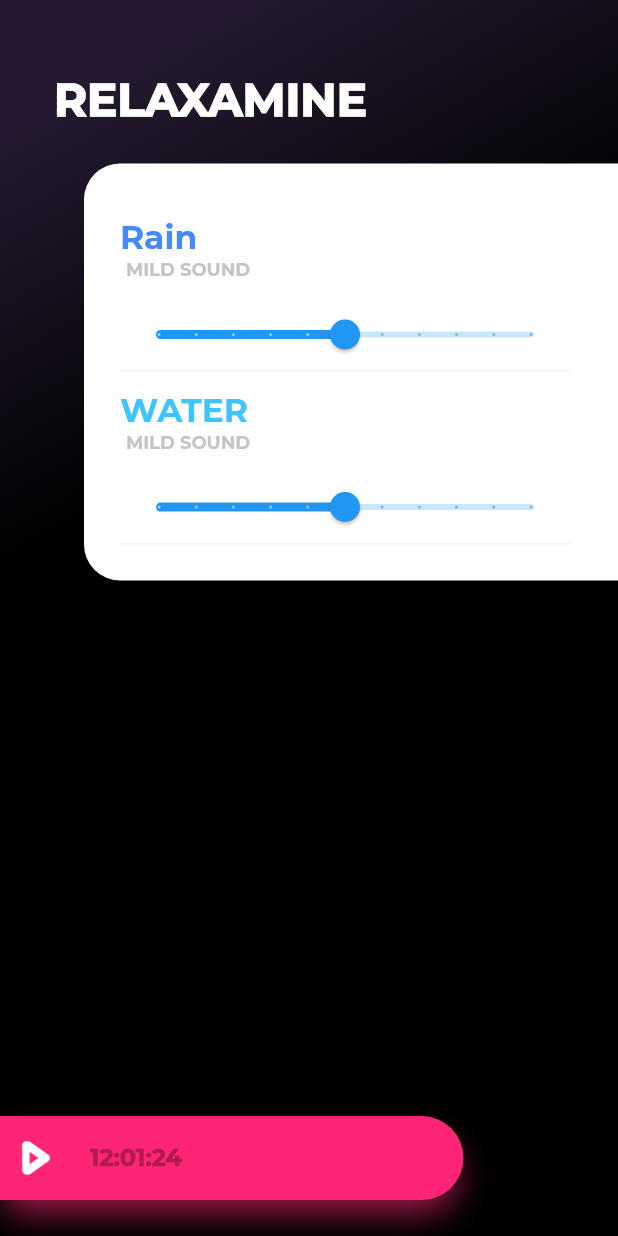
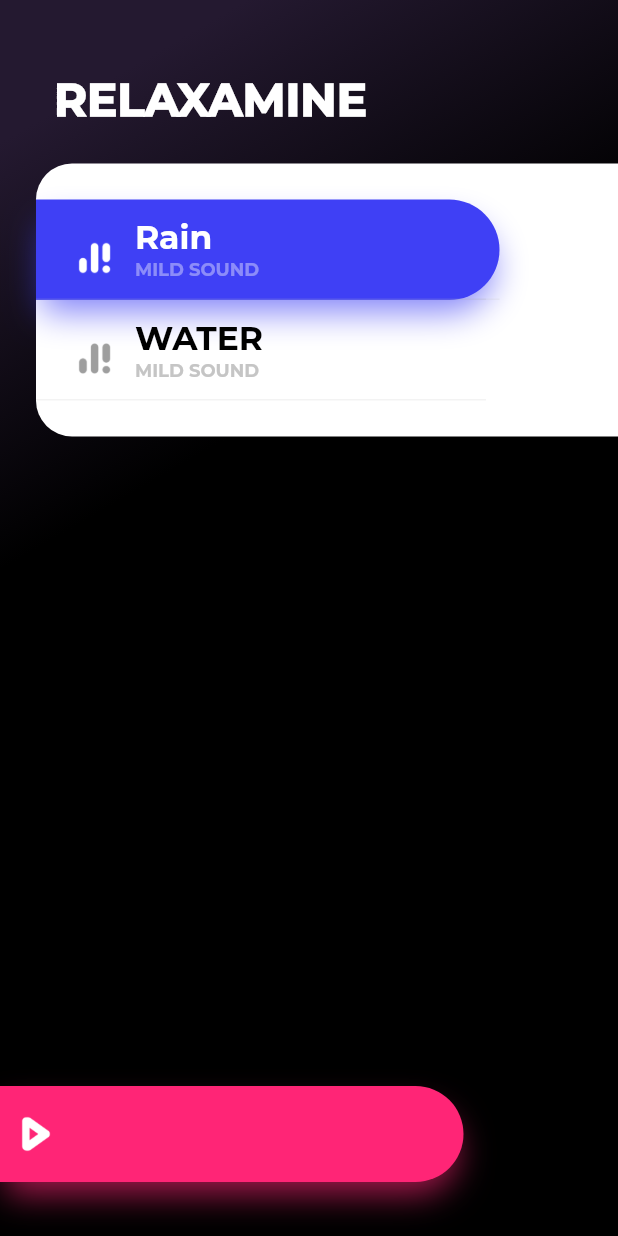
Before and after one commit to Aniket965/relaxomine, a Flutter app: the screen it shows after launch, after a tap on "Rain", on a phone screen of 412 x 824 dp. Run offline on Flutter 3.47's test engine with Material 2 defaults, Android fonts, the phone set to English and light mode, and no system bars; our stand-ins replace audioplayers, rxdart.

Commit message:
its working lol

```diff
--- a/lib/SoundPlaylist.dart
+++ b/lib/SoundPlaylist.dart
@@ -7,7 +7,6 @@ import 'package:flutter/services.dart' show rootBundle;
 import 'SystemVolume.dart';
 
 class SoundPlaylist extends StatefulWidget {
-
   @override
   _SoundPlaylistState createState() => _SoundPlaylistState();
 }
@@ -17,9 +16,9 @@ class _SoundPlaylistState extends State<SoundPlaylist> {
   @override
   Widget build(BuildContext context) {
     return Container(
-      margin: EdgeInsets.fromLTRB(56, 0, 0, 0),
+      margin: EdgeInsets.fromLTRB(24, 0, 0, 0),
       child: Container(
-        padding: EdgeInsets.all(24),
+        padding: EdgeInsets.fromLTRB(0, 24, 0, 24),
         decoration: BoxDecoration(
           color: Colors.white,
           borderRadius: BorderRadius.only(
@@ -29,10 +28,16 @@ class _SoundPlaylistState extends State<SoundPlaylist> {
           crossAxisAlignment: CrossAxisAlignment.start,
           children: <Widget>[
             PlayerlistItem(
+                r: 63,
+                g: 64,
+                b: 245,
                 name: "Rain",
                 soundDetail: "MILD SOUND",
                 musicUri: "brownnoise.wav"),
             PlayerlistItem(
+                r: 145,
+                g: 0,
+                b: 202,
                 name: "WATER",
                 soundDetail: "MILD SOUND",
                 musicUri: "water.wav"),
@@ -47,10 +52,17 @@ class PlayerlistItem extends StatefulWidget {
   String name;
   String soundDetail;
   String musicUri;
-  PlayerlistItem({this.name, this.soundDetail, this.musicUri});
+  int r, g, b;
+  PlayerlistItem(
+      {this.name, this.soundDetail, this.musicUri, this.r, this.g, this.b});
   @override
   _PlaylistItemState createState() => _PlaylistItemState(
-      name: this.name, soundDetail: this.soundDetail, musicUri: this.musicUri) ;
+      name: this.name,
+      soundDetail: this.soundDetail,
+      musicUri: this.musicUri,
+      r: this.r,
+      b: this.b,
+      g: this.g);
 }
 
 enum PlayerState { stopped, playing, paused }
@@ -65,9 +77,21 @@ class _PlaylistItemState extends State<PlayerlistItem> {
   PlayerState playerState = PlayerState.stopped;
   double _discreteValue = 0.5;
   double sysvoll = 0.75;
+  bool _isSelected = false;
+  int r;
+  int g;
+  int b;
+  double percentage = 0.5;
+  double initial = 0;
   MaterialAccentColor selectColor = Colors.lightBlueAccent;
-  _PlaylistItemState({this.name, this.soundDetail, this.musicUri,});
-
+  _PlaylistItemState({
+    this.name,
+    this.soundDetail,
+    this.musicUri,
+    this.r,
+    this.g,
+    this.b,
+  });
 
   Future playLocal(localFileName) async {
     final dir = await getApplicationDocumentsDirectory();
@@ -96,8 +120,8 @@ class _PlaylistItemState extends State<PlayerlistItem> {
       setState(() {
         sysvoll = val;
       });
-      audioPlayer.setVolume( this._discreteValue * val);
-    } );
+      audioPlayer.setVolume(this._discreteValue * val);
+    });
     //  if (mMusicUrl.startsWith('assets')) mMusicUrl = mMusicUrl.replaceFirst("assets/", "asset:///flutter_assets/assets/");
   }
 
@@ -108,42 +132,53 @@ class _PlaylistItemState extends State<PlayerlistItem> {
   @override
   Widget build(BuildContext context) {
     double barlength = MediaQuery.of(context).size.width;
-    return GestureDetector(
+    return Stack(
+      children: <Widget>[
+        GestureDetector(
           onTap: () async {
             if (playerState != PlayerState.playing) {
               setState(() {
-            selectColor = Colors.blueAccent;
+                _isSelected = true;
               });
               playLocal(this.musicUri);
             } else {
               setState(() {
-            selectColor = Colors.lightBlueAccent;
                 playerState = PlayerState.stopped;
               });
               await audioPlayer.stop();
             }
           },
           child: Container(
+              padding: EdgeInsets.fromLTRB(24, 12, 0, 0),
               width: barlength - 112,
               decoration: BoxDecoration(
                   border: Border(
-                bottom: BorderSide(color: Color.fromRGBO(197, 197, 197, 0.2)))),
-        child: Column(
+                      bottom: BorderSide(
+                          color: Color.fromRGBO(197, 197, 197, 0.2)))),
+              child: Row(
+                children: <Widget>[
+                  Image.asset(
+                    "assets/images/sound.png",
+                    color: Colors.grey,
+                    height: 30,
+                    alignment: Alignment.centerLeft,
+                  ),
+                  Column(
                     crossAxisAlignment: CrossAxisAlignment.start,
                     children: <Widget>[
                       Padding(
-              padding: EdgeInsets.fromLTRB(0, 12, 0, 0),
+                        padding: EdgeInsets.fromLTRB(12, 0, 0, 0),
                         child: Text(
                           this.name,
                           style: TextStyle(
-                    color: selectColor,
+                              color: Colors.black,
                               fontFamily: "Montserrat",
                               fontWeight: FontWeight.bold,
                               fontSize: 22),
                         ),
                       ),
                       Padding(
-              padding: EdgeInsets.fromLTRB(4, 0, 0, 12),
+                        padding: EdgeInsets.fromLTRB(12, 0, 0, 12),
                         child: Text(
                           this.soundDetail,
                           style: TextStyle(
@@ -153,20 +188,100 @@ class _PlaylistItemState extends State<PlayerlistItem> {
                               fontSize: 12),
                         ),
                       ),
-            Slider(
-                value: this._discreteValue,
-                min: 0.0,
-                max: 1.0,
-                divisions: 10,
-                onChanged: (double value) {
-                  audioPlayer.setVolume(value * this.sysvoll) ;
-                  setState(() {
-                    _discreteValue = value ;
-                  });
-                })
                     ],
                   ),
+                ],
+              )),
         ),
+        _isSelected
+            ? GestureDetector(
+                onPanStart: (DragStartDetails details) {
+                  initial = details.globalPosition.dx;
+                },
+                onPanUpdate: (DragUpdateDetails details) {
+                  double distance = details.globalPosition.dx - initial;
+                  double percentageAddition = distance / barlength;
+                  setState(() {
+                    percentage =
+                        ((percentage + percentageAddition) / 2).clamp(0.0, 1.0);
+                  });
+
+                  audioPlayer.setVolume(((percentage + percentageAddition) / 2).clamp(0.0, 1.0) * this.sysvoll);
+                },
+                onPanEnd: (DragEndDetails details) {
+                  initial = 0.0;
+                },
+                onTap: ()  async {
+                  setState(() {
+                    _isSelected = false;
+                playerState = PlayerState.stopped;
+                  });
+                  await audioPlayer.stop();
+                },
+                child: Container(
+                  height: 67,
+                  width: (barlength / 2) * percentage  + (barlength/2),
+                  decoration: new BoxDecoration(
+                      color: Color.fromRGBO(this.r, this.g, this.b, 1),
+                      borderRadius: new BorderRadius.only(
+                        topRight: const Radius.circular(50.0),
+                        bottomRight: const Radius.circular(50.0),
+                      ),
+                      boxShadow: [
+                        BoxShadow(
+                            color: Color.fromRGBO(this.r, this.g, this.b, .65),
+                            offset: Offset(0, 12),
+                            blurRadius: 19,
+                            spreadRadius: -4)
+                      ]),
+                  child: Container(
+                      padding: EdgeInsets.fromLTRB(24, 12, 0, 0),
+                      width: barlength - 112,
+                      decoration: BoxDecoration(
+                          border: Border(
+                              bottom: BorderSide(
+                                  color: Color.fromRGBO(197, 197, 197, 0.2)))),
+                      child: Row(
+                        children: <Widget>[
+                          Image.asset(
+                            "assets/images/sound.png",
+                            color: Colors.white,
+                            height: 30,
+                            alignment: Alignment.centerLeft,
+                          ),
+                          Column(
+                            crossAxisAlignment: CrossAxisAlignment.start,
+                            children: <Widget>[
+                              Padding(
+                                padding: EdgeInsets.fromLTRB(12, 0, 0, 0),
+                                child: Text(
+                                  this.name,
+                                  style: TextStyle(
+                                      color: Colors.white,
+                                      fontFamily: "Montserrat",
+                                      fontWeight: FontWeight.bold,
+                                      fontSize: 22),
+                                ),
+                              ),
+                              Padding(
+                                padding: EdgeInsets.fromLTRB(12, 0, 0, 12),
+                                child: Text(
+                                  this.soundDetail,
+                                  style: TextStyle(
+                                      color: Color.fromRGBO(255, 255, 255, 0.4),
+                                      fontFamily: "Montserrat",
+                                      fontWeight: FontWeight.bold,
+                                      fontSize: 12),
+                                ),
+                              ),
+                            ],
+                          ),
+                        ],
+                      )),
+                ),
+              )
+            : Container()
+      ],
     );
   }
 }
--- a/lib/VolumeSlider.dart
+++ b/lib/VolumeSlider.dart
@@ -13,8 +13,7 @@ class VolumeSlider extends StatelessWidget {
   Widget build(BuildContext context) {
   double totalwidth = MediaQuery.of(context).size.width;
 
-    return AnimatedContainer(
-      duration: Duration(milliseconds: 120),
+    return Container(
       decoration: new BoxDecoration(
           color: Color(0xffFF2576),
           borderRadius: new BorderRadius.only(
@@ -28,27 +27,28 @@ class VolumeSlider extends StatelessWidget {
                 blurRadius: 19,
                 spreadRadius: -4)
           ]),
-      height: 56,
+      height: 64,
       width: (totalwidth / 2) * percentage  + (totalwidth/2),
       child: Padding(
-          padding: EdgeInsets.all(12),
+          padding: EdgeInsets.fromLTRB(12, 12, 12, 12),
           child: Row(children: [
+        //  IconButton(icon: Icon( Icons.volume_up ,color: Colors.white )),
             Image.asset(
               "assets/images/playbutton.png",
               height: 24,
               alignment: Alignment.centerLeft,
             ),
-            Padding(
-                padding: EdgeInsets.fromLTRB(24, 0, 0, 0),
-                child: Text(
-                  "12:01:24",
-                  textAlign: TextAlign.left,
-                  style: TextStyle(
-                      color: Color.fromRGBO(0, 0, 0, 0.3),
-                      fontFamily: "Montserrat",
-                      fontWeight: FontWeight.w900,
-                      fontSize: 16),
-                ))
+            // Padding(
+            //     padding: EdgeInsets.fromLTRB(24, 0, 0, 0),
+            //     child: Text(
+            //       "12:01:24",
+            //       textAlign: TextAlign.left,
+            //       style: TextStyle(
+            //           color: Color.fromRGBO(0, 0, 0, 0.3),
+            //           fontFamily: "Montserrat",
+            //           fontWeight: FontWeight.w900,
+            //           fontSize: 16),
+            //     ))
           ])),
     );
   }
@@ -74,9 +74,9 @@ class _GestureVolumeState extends State<GestureVolumeSlider> {
         double distance = details.globalPosition.dx - initial;
         double percentageAddition = distance / totalwidth ;
         setState(() {
-          percentage = (percentage + (percentageAddition)).clamp(0.0,1.0);
+          percentage =  ((percentage +percentageAddition)/2).clamp(0.0,1.0);
         });
-        systemVolume.change((percentage + (percentageAddition)).clamp(0.0,1.0));
+        systemVolume.change((percentage +percentageAddition)/2 ).clamp(0.0,1.0);
       },
       onPanEnd: (DragEndDetails details) {
         initial = 0.0;
--- a/lib/main.dart
+++ b/lib/main.dart
@@ -25,7 +25,7 @@ class _MyAppState extends State<MyApp> {
               mainAxisAlignment: MainAxisAlignment.spaceBetween,
               children: <Widget>[
                 Padding(
-                    padding: EdgeInsets.fromLTRB(0, 12, 0, 24),
+                    padding: EdgeInsets.fromLTRB(0, 12, 0, 36),
                     child: GestureVolumeSlider(),
                 )
                 ],
--- a/pubspec.yaml
+++ b/pubspec.yaml
@@ -44,6 +44,7 @@ flutter:
   # To add assets to your application, add an assets section, like this:
   assets:
    - assets/images/playbutton.png
+   - assets/images/sound.png
    - assets/brownnoise.wav
    - assets/water.wav
 
```
Lines whose indentation alone changed are shown as unchanged.
